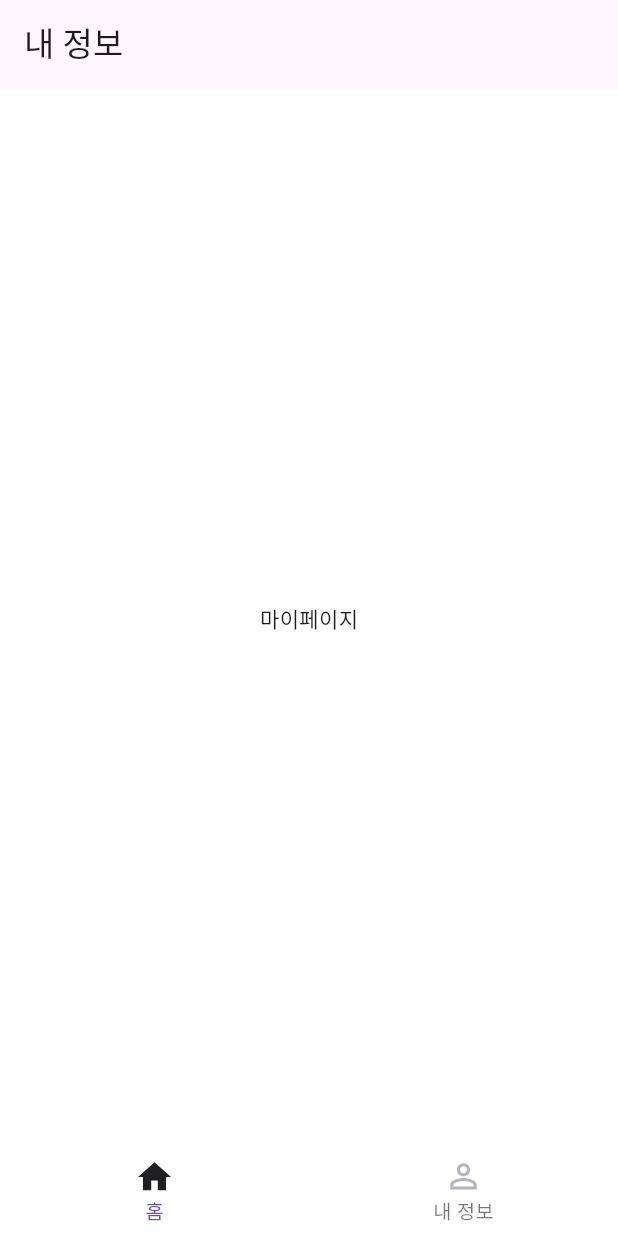
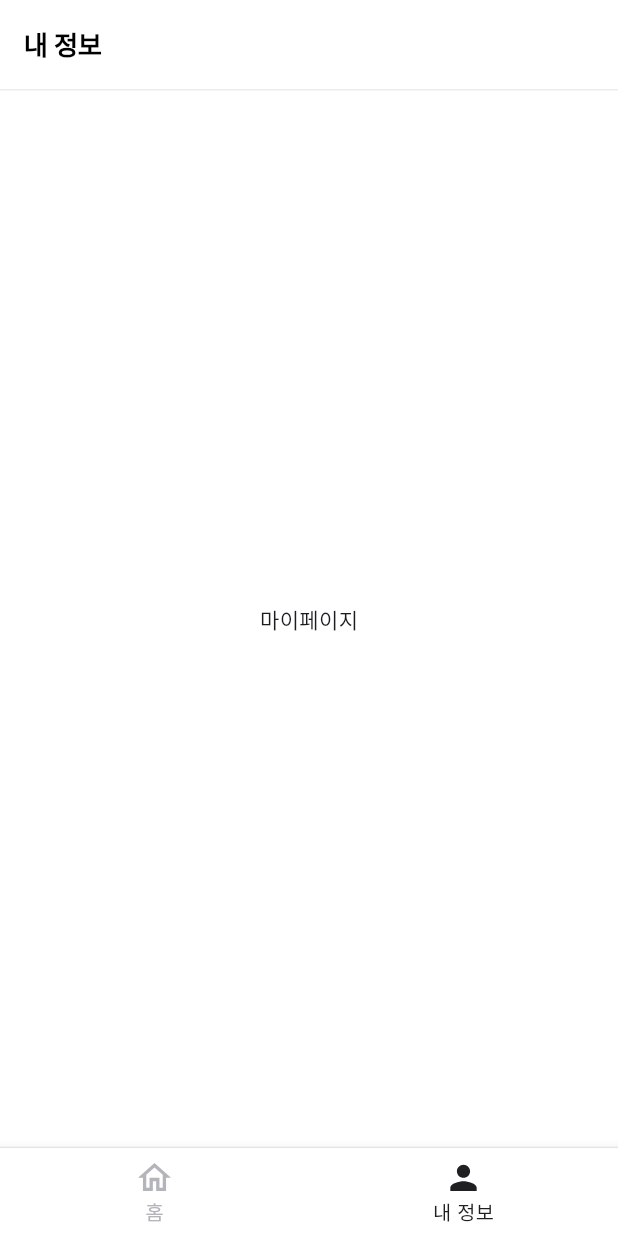
Before and after one commit to LSW2717/pharmabros, a Flutter app: the screen it shows after launch, item 2 of the bottom bar chosen, on a phone screen of 412 x 824 dp. Run offline on Flutter 3.47's test engine with Material 3 defaults, Android fonts, the phone set to English and light mode, and no system bars; our stand-ins replace dio, flutter_hooks, flutter_riverpod, flutter_screenutil, flutter_svg, go_router and 1 more.

Commit message:
feat: 글꼴 설정및 appbar 구현

```diff
--- a/lib/common/const/color.dart
+++ b/lib/common/const/color.dart
@@ -2,6 +2,12 @@ import 'dart:ui';
 
 const buttonColor1 = Color(0xFFFFA722);
 const buttonColor2 = Color(0xFF1FAF96);
+const buttonColor3 = Color(0xFFC6C7CC);
 
 const textColor1 = Color(0xFFA1A2AA);
 const textColor2 = Color(0xFF202022);
+const textColor3 = Color(0xFFB3B5BB);
+
+const diverColor = Color(0xFFECECEE);
+
+const searchFieldColor = Color(0xFFF4F4F5);
--- a/lib/common/const/typography.dart
+++ b/lib/common/const/typography.dart
@@ -2,6 +2,15 @@
 import 'package:flutter/material.dart';
 import 'package:flutter_screenutil/flutter_screenutil.dart';
 
+
+var headerText1 = TextStyle(
+    color: Colors.black,
+    fontFamily: 'NotoSans',
+    fontWeight: FontWeight.w700,
+    fontSize: 16.sp,
+    height: 24.w,
+    letterSpacing: -0.3.sp,
+);
 var bodyText1 = TextStyle(
   color: Colors.black,
   fontFamily: 'NotoSans',
@@ -13,6 +22,13 @@ var bodyText2 = TextStyle(
   color: Colors.black,
   fontFamily: 'NotoSans',
   fontWeight: FontWeight.w400,
-  fontSize: 10.sp,
+  fontSize: 14.sp,
   height: 21.w,
 );
+var bodyText3 = TextStyle(
+  color: Colors.black,
+  fontFamily: 'NotoSans',
+  fontWeight: FontWeight.w400,
+  fontSize: 12.sp,
+  // height: 18.w,
+);
--- a/lib/common/layout/layout.dart
+++ b/lib/common/layout/layout.dart
@@ -1,7 +1,12 @@
 import 'package:flutter/material.dart';
+import 'package:flutter_hooks/flutter_hooks.dart';
 import 'package:flutter_screenutil/flutter_screenutil.dart';
+import 'package:hooks_riverpod/hooks_riverpod.dart';
+import 'package:pharmabros/common/component/search_text_form_field.dart';
+import 'package:pharmabros/common/const/color.dart';
+import 'package:pharmabros/common/const/typography.dart';
 
-class Layout extends StatelessWidget {
+class Layout extends HookConsumerWidget {
   final Color? backgroundColor;
   final Widget child;
   final String? title;
@@ -20,21 +25,45 @@ class Layout extends StatelessWidget {
   });
 
   @override
-  Widget build(BuildContext context) {
+  Widget build(BuildContext context, WidgetRef ref) {
+    final _textController = useTextEditingController();
+
     return Scaffold(
       resizeToAvoidBottomInset: resizeToAvoidBottomInset,
       backgroundColor: Colors.white,
-      appBar: defaultAppBar(context),
+      appBar: defaultAppBar(context, _textController),
       body: child,
       bottomNavigationBar: bottomNavigationBar,
     );
   }
 
-  AppBar? defaultAppBar(BuildContext context){
+  AppBar? defaultAppBar(
+      BuildContext context, TextEditingController controller) {
     return AppBar(
+      backgroundColor: Colors.white,
       toolbarHeight: 54.w,
-      automaticallyImplyLeading: true,
-      title: title == null ? null : Text(title!),
+      title: title == null
+          ? SizedBox(
+              height: 38.w,
+              child: SearchTextFormField(
+                  controller: controller, onSubmitted: (text) {
+
+              }))
+          : Row(
+              children: [
+                Text(
+                  title!,
+                  style: headerText1,
+                ),
+              ],
+            ),
+      bottom: PreferredSize(
+        preferredSize: const Size.fromHeight(1.0),
+        child: Container(
+          color: diverColor,
+          height: 1.0,
+        ),
+      ),
     );
   }
 }
--- a/lib/common/view/root_tab.dart
+++ b/lib/common/view/root_tab.dart
@@ -6,6 +6,8 @@ import 'package:pharmabros/common/layout/layout.dart';
 import 'package:pharmabros/common/view_model/root_tab_view_model.dart';
 import 'package:pharmabros/home/view/home_view.dart';
 import 'package:pharmabros/mypage/view/mypage_view.dart';
+
+import '../const/color.dart';
 
 class RootTab extends ConsumerWidget {
   const RootTab({super.key});
@@ -16,19 +18,35 @@ class RootTab extends ConsumerWidget {
 
     return Layout(
         title: _getTitleFromTabIndex(currentIndex),
-        bottomNavigationBar: Theme(
-          data: Theme.of(context).copyWith(
-            splashColor: Colors.transparent,
-            highlightColor: Colors.transparent,
+        bottomNavigationBar: Container(
+          decoration: const BoxDecoration(
+            border: Border(
+              top: BorderSide(
+                color: diverColor,
+                width: 1.0,
+              )
+            ),
           ),
           child: BottomNavigationBar(
-            elevation: 0,
             selectedFontSize: 12.sp,
             unselectedFontSize: 12.sp,
+            selectedLabelStyle: const TextStyle(
+              color: textColor2,
+              fontFamily: 'NotoSans',
+              fontWeight: FontWeight.w400,
+            ),
+            unselectedLabelStyle: const TextStyle(
+              color: textColor3,
+              fontFamily: 'NotoSans',
+              fontWeight: FontWeight.w400,
+            ),
+            selectedItemColor: textColor2,
+            unselectedItemColor: textColor3,
             type: BottomNavigationBarType.fixed,
             onTap: (index){
               ref.read(tabIndexProvider.notifier).setIndex(index);
             },
+            currentIndex: currentIndex,
             items: [
               BottomNavigationBarItem(
                 icon: SvgPicture.asset(
@@ -70,7 +88,7 @@ class RootTab extends ConsumerWidget {
   String? _getTitleFromTabIndex(int index) {
     switch (index) {
       case 0:
-        return '홈';
+        return null;
       case 1:
         return '내 정보';
       default:
--- a/pubspec.yaml
+++ b/pubspec.yaml
@@ -45,6 +45,8 @@ dependencies:
   url_launcher: ^6.2.5
   package_info_plus: ^7.0.0
   flutter_svg: ^2.0.10+1
+  flutter_hooks: ^0.20.5
+  hooks_riverpod: ^2.5.1
 
 
 dev_dependencies:
```
Also changed, not shown: lib/common/component/search_text_form_field.dart (added, +72 -0 lines), lib/common/dio/dio.dart (added, +32 -0 lines), pubspec.lock, 45 other files.
